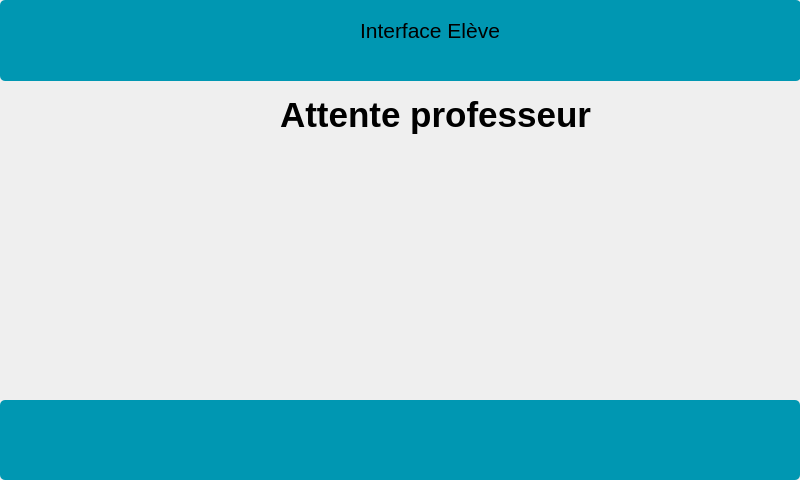
This is InterfaceEleve/mainwindow.ui in Sam-Depardieu/Labo-de-langue as Qt 5 draws it before an edit. The edited form follows.
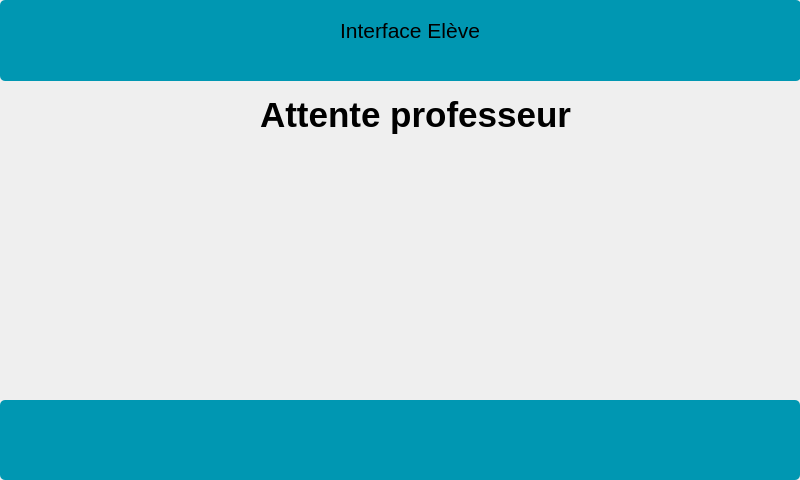
This is the edited form.

Commit message: Remplacement Button -> Label

Diff of the .ui file:
```diff
--- a/InterfaceEleve/mainwindow.ui
+++ b/InterfaceEleve/mainwindow.ui
@@ -14,44 +14,10 @@
    <string>MainWindow</string>
   </property>
   <widget class="QWidget" name="centralwidget">
-   <widget class="QGraphicsView" name="footer">
-    <property name="geometry">
-     <rect>
-      <x>0</x>
-      <y>400</y>
-      <width>800</width>
-      <height>80</height>
-     </rect>
-    </property>
-    <property name="styleSheet">
-     <string notr="true">background-color: rgb(0, 151, 178); /* Fond bleu */
-    color: white; /* Texte en blanc */
-    border: none; /* Enlever le contour si nécessaire */
-    border-radius: 5px; /* Optionnel : coins arrondis */
-    font-weight: bold; /* Optionnel : texte en gras */</string>
-    </property>
-   </widget>
-   <widget class="QGraphicsView" name="bottom">
-    <property name="geometry">
-     <rect>
-      <x>0</x>
-      <y>0</y>
-      <width>801</width>
-      <height>81</height>
-     </rect>
-    </property>
-    <property name="styleSheet">
-     <string notr="true">background-color: rgb(0, 151, 178); /* Fond bleu */
-    color: white; /* Texte en blanc */
-    border: none; /* Enlever le contour si nécessaire */
-    border-radius: 5px; /* Optionnel : coins arrondis */
-    font-weight: bold; /* Optionnel : texte en gras */</string>
-    </property>
-   </widget>
    <widget class="QLabel" name="label">
     <property name="geometry">
      <rect>
-      <x>360</x>
+      <x>340</x>
       <y>15</y>
       <width>181</width>
       <height>31</height>
@@ -69,7 +35,7 @@
    <widget class="QLabel" name="label_2">
     <property name="geometry">
      <rect>
-      <x>280</x>
+      <x>260</x>
       <y>70</y>
       <width>320</width>
       <height>90</height>
@@ -82,7 +48,7 @@
    <widget class="QLabel" name="label_Loading">
     <property name="geometry">
      <rect>
-      <x>325</x>
+      <x>310</x>
       <y>160</y>
       <width>150</width>
       <height>150</height>
@@ -97,8 +63,47 @@
      <string/>
     </property>
    </widget>
-   <zorder>bottom</zorder>
-   <zorder>footer</zorder>
+   <widget class="QLabel" name="label_3">
+    <property name="geometry">
+     <rect>
+      <x>0</x>
+      <y>0</y>
+      <width>801</width>
+      <height>81</height>
+     </rect>
+    </property>
+    <property name="styleSheet">
+     <string notr="true">background-color: rgb(0, 151, 178); /* Fond bleu */
+    color: white; /* Texte en blanc */
+    border: none; /* Enlever le contour si nécessaire */
+    border-radius: 5px; /* Optionnel : coins arrondis */
+    font-weight: bold; /* Optionnel : texte en gras */</string>
+    </property>
+    <property name="text">
+     <string/>
+    </property>
+   </widget>
+   <widget class="QLabel" name="label_4">
+    <property name="geometry">
+     <rect>
+      <x>0</x>
+      <y>400</y>
+      <width>800</width>
+      <height>80</height>
+     </rect>
+    </property>
+    <property name="styleSheet">
+     <string notr="true">background-color: rgb(0, 151, 178); /* Fond bleu */
+    color: white; /* Texte en blanc */
+    border: none; /* Enlever le contour si nécessaire */
+    border-radius: 5px; /* Optionnel : coins arrondis */
+    font-weight: bold; /* Optionnel : texte en gras */</string>
+    </property>
+    <property name="text">
+     <string/>
+    </property>
+   </widget>
+   <zorder>label_3</zorder>
    <zorder>label</zorder>
    <zorder>label_2</zorder>
    <zorder>label_Loading</zorder>
```
Left out of the diff: 1 changed line with no effect on the pictures. The commit also changes 23 other files.
